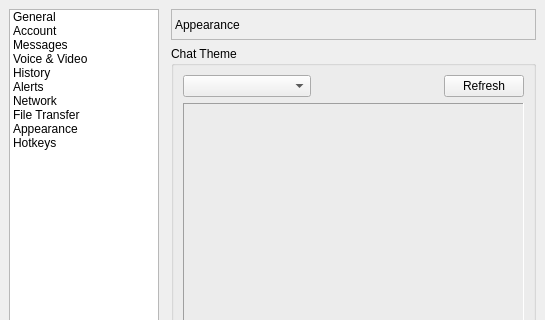
Before: the Qt Designer form sources/aformsettings.ui in murtisoft/lnmsgr, drawn with Qt 5; both pictures show x 0 to 545 and y 0 to 320 of the 545 by 542 pixel window.
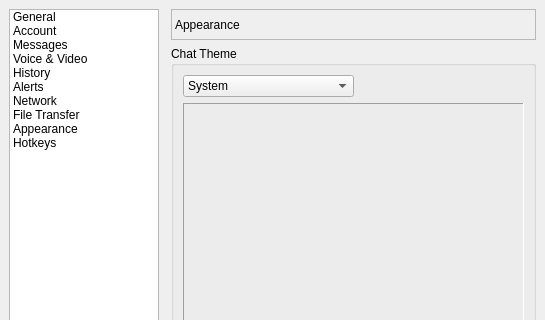
After: the same form once the commit is applied. The open tabs and pages were chosen to show the change.

Commit message: Replaced theme selection with colorschemes

Patch:
```diff
--- a/sources/aformsettings.ui
+++ b/sources/aformsettings.ui
@@ -2161,6 +2161,21 @@
                   <verstretch>0</verstretch>
                  </sizepolicy>
                 </property>
+                <item>
+                 <property name="text">
+                  <string>System</string>
+                 </property>
+                </item>
+                <item>
+                 <property name="text">
+                  <string>Light</string>
+                 </property>
+                </item>
+                <item>
+                 <property name="text">
+                  <string>Dark</string>
+                 </property>
+                </item>
                </widget>
               </item>
               <item>
@@ -2176,13 +2191,6 @@
                 </property>
                </spacer>
               </item>
-              <item>
-               <widget class="QPushButton" name="btnRefresfTheme">
-                <property name="text">
-                 <string>Refresh</string>
-                </property>
-               </widget>
-              </item>
              </layout>
             </item>
             <item>
```
Left out of the diff: 2 changed lines with no effect on the pictures. The commit also changes 5 other files.
